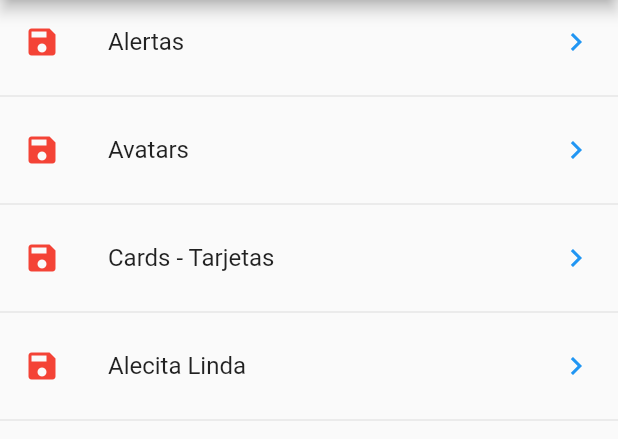
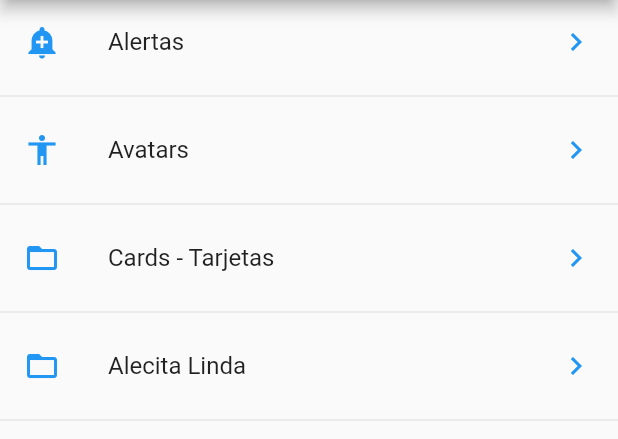
Before and after one commit to NogueraJulio24/finance-app, a Flutter app: the screen it shows after launch, on a phone screen of 412 x 824 dp, the part 84-523 px from its top. Run offline on Flutter 3.47's test engine with Material 2 defaults, Android fonts, the phone set to English and light mode, and no system bars.

Commit message:
create icono_string

```diff
--- a/lib/src/pages/home_page.dart
+++ b/lib/src/pages/home_page.dart
@@ -1,3 +1,4 @@
+import 'package:finance_app/src/utils/icono_string_util.dart';
 import 'package:flutter/material.dart';
 import 'package:finance_app/src/providers/menu_provider.dart';
 
@@ -38,7 +39,7 @@ class HomePage extends StatelessWidget {
 
       final widgetTemp = ListTile(
         title: Text( opt['texto']),
-        leading: Icon( Icons.save, color: Colors.red ),
+        leading: getIcon(opt['icon']),
         trailing: Icon( Icons.keyboard_arrow_right, color: Colors.blue),
         onTap: (){
 
--- /dev/null
+++ b/lib/src/utils/icono_string_util.dart
@@ -0,0 +1,12 @@
+import 'package:flutter/material.dart';
+
+final _icons = <String, IconData>{
+  'add_alert' : Icons.add_alert,
+  'accessibility' : Icons.accessibility,
+  'folder_open' : Icons.folder_open
+};
+
+Icon getIcon( String nombreIcono ) {
+
+  return Icon( _icons[nombreIcono], color: Colors.blue);
+}
```
